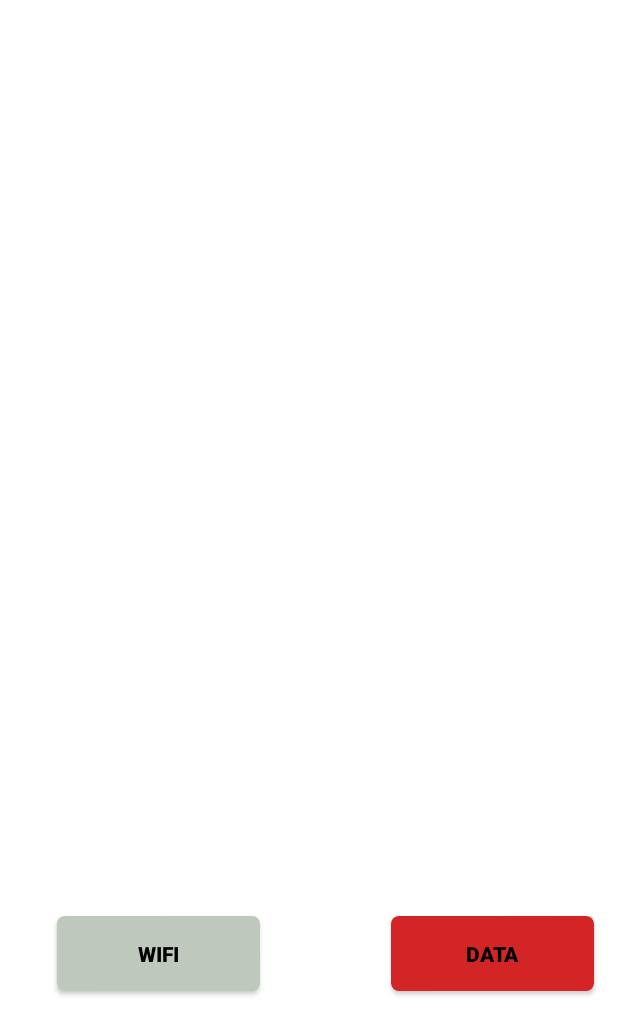
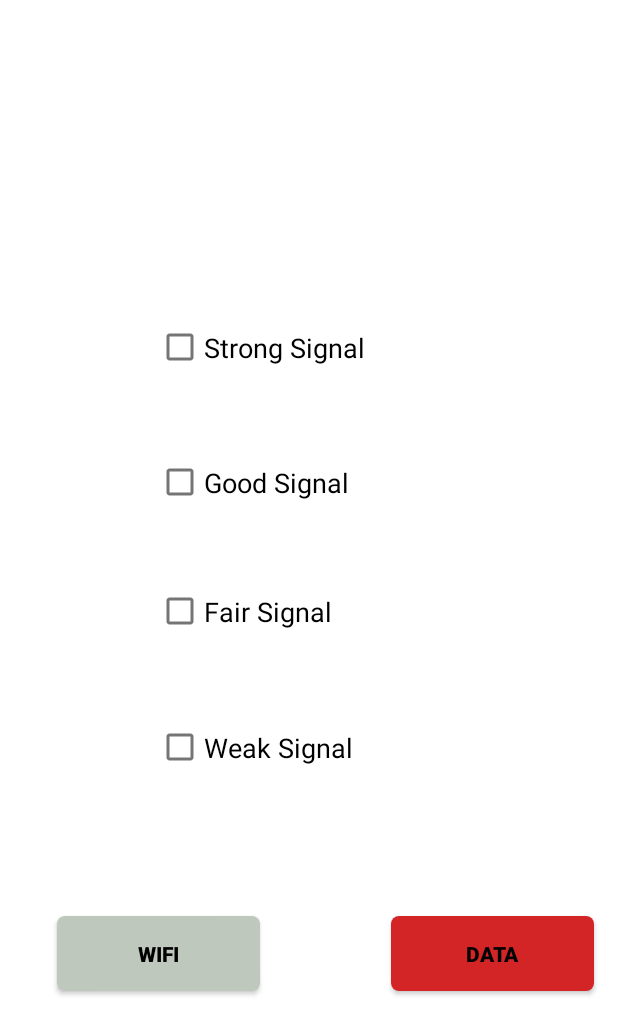
Before and after one commit to Raj2001-cel/SignalApp, an Android app: the screen it shows after launch (MainActivity), on a phone screen of 412 x 824 dp. Shown: the top 1035 px of the screen. Run offline under Robolectric (Android 15) with nearby library versions, the phone set to English and light mode, and no system bars; 2 statements that could not run were skipped.

Commit message:
projects mvp is working

```diff
--- a/app/src/main/res/layout/activity_main.xml
+++ b/app/src/main/res/layout/activity_main.xml
@@ -13,11 +13,64 @@
         <androidx.constraintlayout.widget.ConstraintLayout
             android:layout_width="match_parent"
             android:layout_height="match_parent"
-    android:background="@color/white"
-  >
+            android:background="@color/white">
 
 
+                <CheckBox
+                    android:id="@+id/strongcb"
+                    android:layout_width="149dp"
+                    android:layout_height="66dp"
+                    android:layout_marginTop="40dp"
+                    android:checked="false"
+                    android:textSize="18sp"
+                    android:text="Strong Signal"
+                    android:textColor="@color/black"
+                    app:layout_constraintEnd_toStartOf="@+id/guideline8"
+                    app:layout_constraintStart_toStartOf="@+id/guideline7"
+                    app:layout_constraintTop_toTopOf="@+id/guideline4" />
 
+                <CheckBox
+                    android:id="@+id/goodcb"
+                    android:layout_width="149dp"
+                    android:layout_height="66dp"
+                    android:layout_marginTop="24dp"
+                    android:checked="false"
+                    android:textSize="18sp"
+                    android:text="Good Signal"
+                    android:textColor="@color/black"
+                    app:layout_constraintEnd_toStartOf="@+id/guideline8"
+                    app:layout_constraintStart_toStartOf="@+id/guideline7"
+                    app:layout_constraintTop_toBottomOf="@+id/strongcb" />
+
+                <CheckBox
+                    android:id="@+id/faircb"
+                    android:layout_width="149dp"
+                    android:layout_height="66dp"
+                    android:layout_marginTop="20dp"
+                    android:checked="false"
+                    android:textSize="18sp"
+
+                    android:text="Fair Signal"
+                    android:textColor="@color/black"
+                    app:layout_constraintEnd_toStartOf="@+id/guideline8"
+                    app:layout_constraintStart_toStartOf="@+id/guideline7"
+                    app:layout_constraintTop_toBottomOf="@+id/goodcb" />
+
+                <CheckBox
+                    android:layout_width="149dp"
+                    android:layout_height="66dp"
+                    android:layout_marginTop="24dp"
+                    android:checked="false"
+                    android:id="@+id/weakcb"
+                    android:textSize="18sp"
+
+                    android:text="Weak Signal"
+                    android:textColor="@color/black"
+                    app:layout_constraintBottom_toTopOf="@+id/guideline5"
+                    app:layout_constraintEnd_toStartOf="@+id/guideline8"
+                    app:layout_constraintStart_toStartOf="@+id/guideline7"
+                    app:layout_constraintTop_toBottomOf="@+id/faircb"
+                    app:layout_constraintVertical_bias="0.015" />
 
                 <androidx.appcompat.widget.AppCompatButton
                     android:id="@+id/wifibtn"
@@ -65,5 +118,34 @@
                     android:layout_height="wrap_content"
                     android:orientation="horizontal"
                     app:layout_constraintGuide_begin="680dp" />
+
+                <androidx.constraintlayout.widget.Guideline
+                    android:id="@+id/guideline4"
+                    android:layout_width="wrap_content"
+                    android:layout_height="wrap_content"
+                    android:orientation="horizontal"
+                    app:layout_constraintGuide_begin="159dp" />
+
+                <androidx.constraintlayout.widget.Guideline
+                    android:id="@+id/guideline5"
+                    android:layout_width="wrap_content"
+                    android:layout_height="wrap_content"
+                    android:orientation="horizontal"
+                    app:layout_constraintGuide_begin="571dp" />
+
+                <androidx.constraintlayout.widget.Guideline
+                    android:id="@+id/guideline7"
+                    android:layout_width="wrap_content"
+                    android:layout_height="wrap_content"
+                    android:orientation="vertical"
+                    app:layout_constraintGuide_begin="97dp" />
+
+                <androidx.constraintlayout.widget.Guideline
+                    android:id="@+id/guideline8"
+                    android:layout_width="wrap_content"
+                    android:layout_height="wrap_content"
+                    android:orientation="vertical"
+                    app:layout_constraintGuide_begin="261dp" />
+
         </androidx.constraintlayout.widget.ConstraintLayout>
 </androidx.swiperefreshlayout.widget.SwipeRefreshLayout>
```
Also changed, not shown: app/src/main/java/com/example/signalapp/MainActivity.java (+62 -38 lines). Lines whose indentation alone changed are shown as unchanged.
